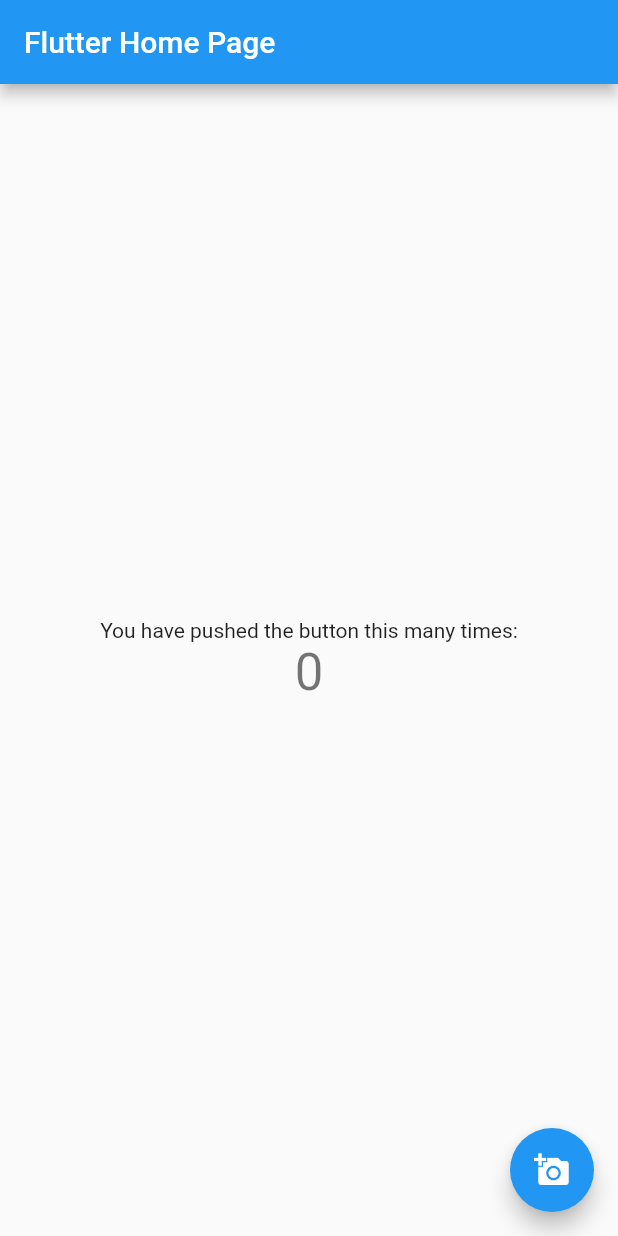
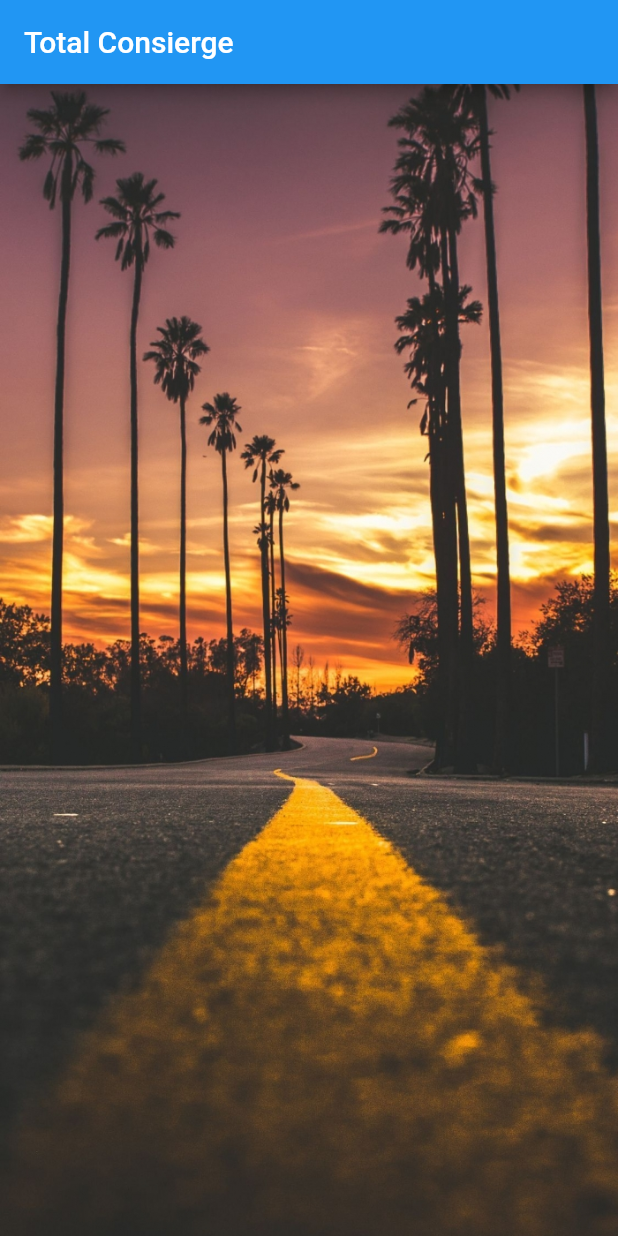
Before and after one commit to carminelau/FirstAppFlutter, a Flutter app: the screen it shows after launch, on a phone screen of 412 x 824 dp. Run offline on Flutter 3.47's test engine with Material 2 defaults, Android fonts, the phone set to English and light mode, and no system bars.

Commit message:
Update First App

```diff
--- a/flutter_application_1/lib/main.dart
+++ b/flutter_application_1/lib/main.dart
@@ -1,115 +1,48 @@
+import 'dart:math';
+
 import 'package:flutter/material.dart';
 
-void main() {
-  runApp(const MyApp());
-}
+void main() => runApp(MyApp());
 
 class MyApp extends StatelessWidget {
   const MyApp({Key? key}) : super(key: key);
-
-  // This widget is the root of your application.
   @override
   Widget build(BuildContext context) {
     return MaterialApp(
       title: 'Flutter Demo',
       theme: ThemeData(
-        // This is the theme of your application.
-        //
-        // Try running your application with "flutter run". You'll see the
-        // application has a blue toolbar. Then, without quitting the app, try
-        // changing the primarySwatch below to Colors.green and then invoke
-        // "hot reload" (press "r" in the console where you ran "flutter run",
-        // or simply save your changes to "hot reload" in a Flutter IDE).
-        // Notice that the counter didn't reset back to zero; the application
-        // is not restarted.
         primarySwatch: Colors.blue,
       ),
-      home: const MyHomePage(title: 'Flutter Home Page'),
+      home: HomePage(
+        title: "Ciao",
+      ),
     );
   }
 }
 
-class MyHomePage extends StatefulWidget {
-  const MyHomePage({Key? key, required this.title}) : super(key: key);
-
-  // This widget is the home page of your application. It is stateful, meaning
-  // that it has a State object (defined below) that contains fields that affect
-  // how it looks.
-
-  // This class is the configuration for the state. It holds the values (in this
-  // case the title) provided by the parent (in this case the App widget) and
-  // used by the build method of the State. Fields in a Widget subclass are
-  // always marked "final".
-
+class HomePage extends StatelessWidget {
+  HomePage({Key? key, required this.title}) : super(key: key);
+  static Random r = Random();
   final String title;
 
-  @override
-  State<MyHomePage> createState() => _MyHomePageState();
-}
+  final String myText = "Ciao";
+  final int n = r.nextInt(1000);
 
-class _MyHomePageState extends State<MyHomePage> {
-  int _counter = 0;
-
-  void _incrementCounter() {
-    setState(() {
-      // This call to setState tells the Flutter framework that something has
-      // changed in this State, which causes it to rerun the build method below
-      // so that the display can reflect the updated values. If we changed
-      // _counter without calling setState(), then the build method would not be
-      // called again, and so nothing would appear to happen.
-      _counter++;
-    });
-  }
+  String image = "assert/strada_al_tramonto.jpg";
 
   @override
   Widget build(BuildContext context) {
-    // This method is rerun every time setState is called, for instance as done
-    // by the _incrementCounter method above.
-    //
-    // The Flutter framework has been optimized to make rerunning build methods
-    // fast, so that you can just rebuild anything that needs updating rather
-    // than having to individually change instances of widgets.
     return Scaffold(
-      appBar: AppBar(
-        // Here we take the value from the MyHomePage object that was created by
-        // the App.build method, and use it to set our appbar title.
-        title: Text(widget.title),
-      ),
-      body: Center(
-        // Center is a layout widget. It takes a single child and positions it
-        // in the middle of the parent.
-        child: Column(
-          // Column is also a layout widget. It takes a list of children and
-          // arranges them vertically. By default, it sizes itself to fit its
-          // children horizontally, and tries to be as tall as its parent.
-          //
-          // Invoke "debug painting" (press "p" in the console, choose the
-          // "Toggle Debug Paint" action from the Flutter Inspector in Android
-          // Studio, or the "Toggle Debug Paint" command in Visual Studio Code)
-          // to see the wireframe for each widget.
-          //
-          // Column has various properties to control how it sizes itself and
-          // how it positions its children. Here we use mainAxisAlignment to
-          // center the children vertically; the main axis here is the vertical
-          // axis because Columns are vertical (the cross axis would be
-          // horizontal).
-          mainAxisAlignment: MainAxisAlignment.center,
-          children: <Widget>[
-            const Text(
-              'You have pushed the button this many times:',
+        appBar: AppBar(
+          title: Text("Total Consierge"),
+        ),
+        body: Container(
+          decoration: BoxDecoration(
+            image: DecorationImage(
+              image: AssetImage("assert/strada_al_tramonto.jpg"),
+              fit: BoxFit.cover,
             ),
-            Text(
-              '$_counter',
-              style: Theme.of(context).textTheme.headline4,
-            ),
-          ],
-        ),
-      ),
-      floatingActionButton: FloatingActionButton(
-        onPressed: _incrementCounter,
-        tooltip: 'Increment',
-        child: const Icon(Icons.add_a_photo),
-      ), // This trailing comma makes auto-formatting nicer for build methods.
-    );
+          ),
+        ));
   }
 }
--- a/flutter_application_1/pubspec.yaml
+++ b/flutter_application_1/pubspec.yaml
@@ -58,7 +58,8 @@ flutter:
   uses-material-design: true
 
   # To add assets to your application, add an assets section, like this:
-  # assets:
+  assets:
+   - assert/
   #   - images/a_dot_burr.jpeg
   #   - images/a_dot_ham.jpeg
 
```
Also changed, not shown: flutter_application_1/lib/main.txt (added, +68 -0 lines), flutter_application_1/assert/strada_al_tramonto.jpg (added).
